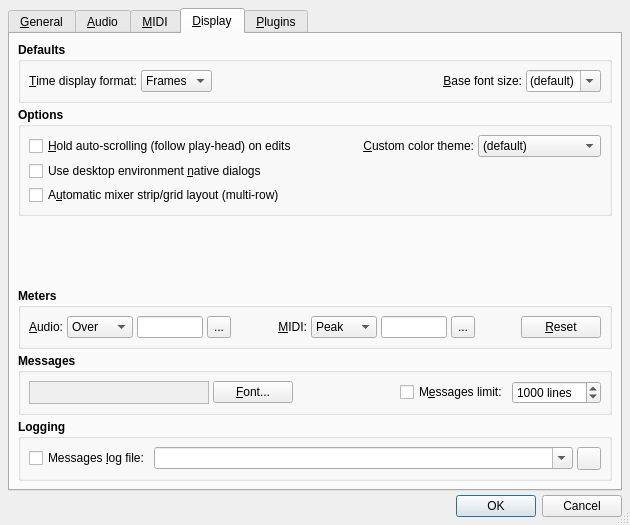
rncbc/qtractor, file src/qtractorOptionsForm.ui: the form before one commit.
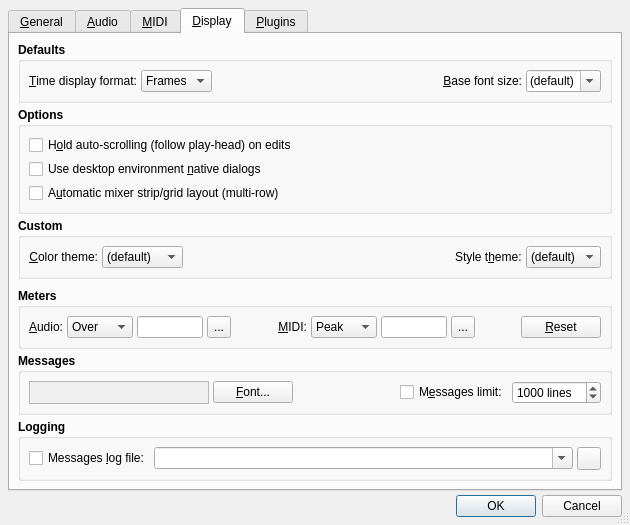
The form after the commit. The open tabs and pages were chosen to show the change. Icons and pictures are not drawn.

Commit message: - Introducing brand new application user preferences on   View/Options.../Display/Options/Custom style and color   themes (eg. KXStudio, by Filipe Coelho aka. falkTX).

```diff
--- a/src/qtractorOptionsForm.ui
+++ b/src/qtractorOptionsForm.ui
@@ -2320,7 +2320,7 @@
              <string>Whether to hold auto-scrolling (follow play-head) on edits.</string>
             </property>
             <property name="text">
-             <string>&amp;Hold auto-scrolling (follow play-head) on edits</string>
+             <string>H&amp;old auto-scrolling (follow play-head) on edits</string>
             </property>
             <property name="shortcut">
              <string>Alt+H</string>
@@ -2365,6 +2365,112 @@
             </property>
            </widget>
           </item>
+         </layout>
+        </widget>
+       </item>
+       <item>
+        <widget class="QGroupBox" name="DisplayCustomGroupBox">
+         <property name="font">
+          <font>
+           <weight>75</weight>
+           <bold>true</bold>
+          </font>
+         </property>
+         <property name="title">
+          <string>Custom</string>
+         </property>
+         <property name="flat">
+          <bool>true</bool>
+         </property>
+         <layout class="QGridLayout">
+          <property name="margin">
+           <number>8</number>
+          </property>
+          <property name="spacing">
+           <number>4</number>
+          </property>
+          <item row="0" column="0">
+           <widget class="QLabel" name="CustomColorThemeTextLabel">
+            <property name="font">
+             <font>
+              <weight>50</weight>
+              <bold>false</bold>
+             </font>
+            </property>
+            <property name="text">
+             <string>&amp;Color theme:</string>
+            </property>
+            <property name="alignment">
+             <set>Qt::AlignRight|Qt::AlignTrailing|Qt::AlignVCenter</set>
+            </property>
+            <property name="buddy">
+             <cstring>CustomColorThemeComboBox</cstring>
+            </property>
+           </widget>
+          </item>
+          <item row="0" column="1">
+           <widget class="QComboBox" name="CustomColorThemeComboBox">
+            <property name="font">
+             <font>
+              <weight>50</weight>
+              <bold>false</bold>
+             </font>
+            </property>
+            <property name="toolTip">
+             <string>Custom color palette theme</string>
+            </property>
+            <property name="editable">
+             <bool>false</bool>
+            </property>
+            <item>
+             <property name="text">
+              <string>(default)</string>
+             </property>
+            </item>
+            <item>
+             <property name="text">
+              <string>KXStudio</string>
+             </property>
+            </item>
+           </widget>
+          </item>
+          <item row="0" column="3">
+           <widget class="QLabel" name="CustomStyleThemeTextLabel">
+            <property name="font">
+             <font>
+              <weight>50</weight>
+              <bold>false</bold>
+             </font>
+            </property>
+            <property name="text">
+             <string>Style t&amp;heme:</string>
+            </property>
+            <property name="buddy">
+             <cstring>CustomStyleThemeComboBox</cstring>
+            </property>
+           </widget>
+          </item>
+          <item row="0" column="4">
+           <widget class="QComboBox" name="CustomStyleThemeComboBox">
+            <property name="font">
+             <font>
+              <weight>50</weight>
+              <bold>false</bold>
+             </font>
+            </property>
+            <property name="toolTip">
+             <string>Custom widget style theme</string>
+            </property>
+            <property name="editable">
+             <bool>false</bool>
+            </property>
+            <item>
+             <property name="text">
+              <string>(default)</string>
+             </property>
+            </item>
+           </widget>
+          </item>
           <item row="0" column="2">
            <spacer>
             <property name="orientation">
@@ -2378,51 +2484,6 @@
             </property>
            </spacer>
           </item>
-          <item row="0" column="3">
-           <widget class="QLabel" name="CustomColorThemeTextLabel">
-            <property name="font">
-             <font>
-              <weight>50</weight>
-              <bold>false</bold>
-             </font>
-            </property>
-            <property name="text">
-             <string>&amp;Custom color theme:</string>
-            </property>
-            <property name="alignment">
-             <set>Qt::AlignRight|Qt::AlignTrailing|Qt::AlignVCenter</set>
-            </property>
-            <property name="buddy">
-             <cstring>CustomColorThemeComboBox</cstring>
-            </property>
-           </widget>
-          </item>
-          <item row="0" column="4">
-           <widget class="QComboBox" name="CustomColorThemeComboBox">
-            <property name="font">
-             <font>
-              <weight>50</weight>
-              <bold>false</bold>
-             </font>
-            </property>
-            <property name="toolTip">
-             <string>Custom color theme</string>
-            </property>
-            <property name="editable">
-             <bool>false</bool>
-            </property>
-            <item>
-             <property name="text">
-              <string>(default)</string>
-             </property>
-            </item>
-            <item>
-             <property name="text">
-              <string>Carla PRO Black</string>
-             </property>
-            </item>
-           </widget>
-          </item>
          </layout>
         </widget>
        </item>
```
Left out of the diff: 2 changed lines with no effect on the pictures. The commit also changes 6 other files.
